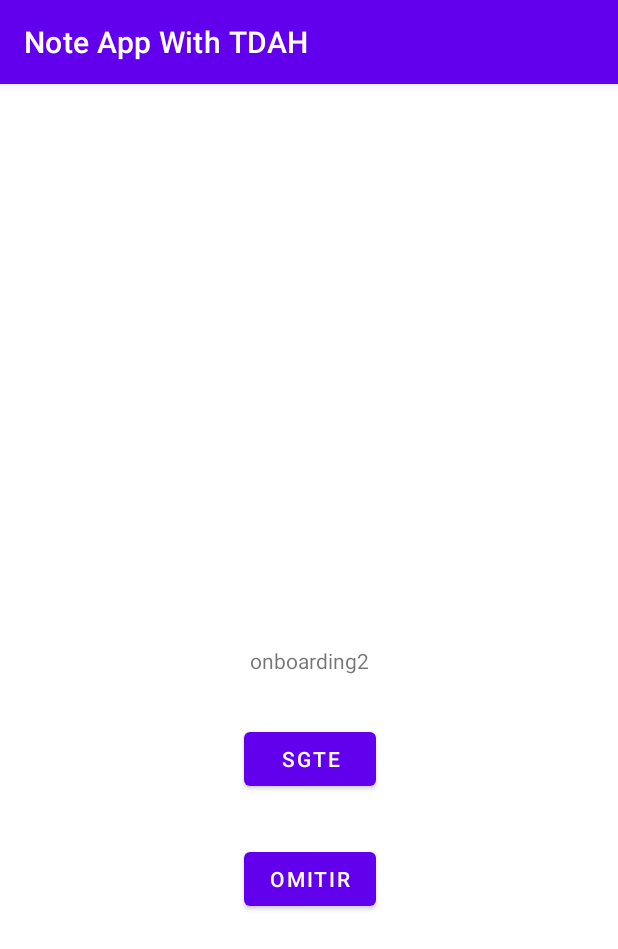
After one commit to aespinozalozano/NoteAppWithTDAH, an Android app: the Fragment2 screen opened through its navigation route, on a phone screen of 412 x 824 dp. The commit adds this screen. Shown: the top 949 px of the screen. Run offline under Robolectric (Android 15) with nearby library versions, the phone set to English and light mode, and no system bars.

Commit message:
Archivo 5 - Login Listo Splash Listo ViewOnBoarding Listo Conectar Firebase a login

```diff
--- a/app/build.gradle
+++ b/app/build.gradle
@@ -11,7 +11,8 @@ plugins {
 
 android {
     namespace 'com.example.noteappwithtdah'
-    compileSdk 33
+    compileSdkVersion 33
+    buildToolsVersion "30.0.3"
 
     defaultConfig {
         applicationId "com.example.noteappwithtdah"
@@ -80,4 +81,5 @@ dependencies {
 
     //Librería Lootie
     implementation "com.airbnb.android:lottie:6.0.0"
+
 }
--- /dev/null
+++ b/app/src/main/java/com/example/noteappwithtdah/OnboardingActivity.kt
@@ -0,0 +1,14 @@
+package com.example.noteappwithtdah
+
+import android.os.Bundle
+import androidx.appcompat.app.AppCompatActivity
+
+class OnboardingActivity  : AppCompatActivity() {
+
+    override fun onCreate(savedInstanceState: Bundle?) {
+        super.onCreate(savedInstanceState)
+        setContentView(R.layout.activity_main)
+
+
+    }
+}
--- a/app/src/main/java/com/example/noteappwithtdah/SplashActivity.kt
+++ b/app/src/main/java/com/example/noteappwithtdah/SplashActivity.kt
@@ -11,7 +11,7 @@ class SplashActivity : AppCompatActivity() {
         setContentView(R.layout.activity_splash_main)
 
         Handler().postDelayed(Runnable { // This method will be executed once the timer is over
-            startActivity(Intent(this, MainActivity::class.java))
+            startActivity(Intent(this, OnboardingActivity::class.java))
 
             // close this activity
             finish()
--- /dev/null
+++ b/app/src/main/java/com/example/noteappwithtdah/fragments/Fragment1.kt
@@ -0,0 +1,40 @@
+package com.example.noteappwithtdah.fragments
+
+import android.content.Intent
+import android.os.Bundle
+import android.view.LayoutInflater
+import android.view.View
+import android.view.ViewGroup
+import androidx.fragment.app.Fragment
+import androidx.navigation.findNavController
+import androidx.navigation.fragment.NavHostFragment
+import androidx.navigation.fragment.NavHostFragment.Companion.findNavController
+import com.example.noteappwithtdah.MainActivity
+import com.example.noteappwithtdah.R
+import com.example.noteappwithtdah.databinding.Fragment1Binding
+import com.example.noteappwithtdah.utils.viewBinding
+
+class Fragment1 : Fragment(R.layout.fragment1) {
+
+
+    private val binding by viewBinding(Fragment1Binding::bind)
+
+    override fun onViewCreated(view: View, savedInstanceState: Bundle?) {
+        super.onViewCreated(view, savedInstanceState)
+
+        binding.btn1.setOnClickListener {
+            //findNavController(R.id.nav_host_fragment).navigate(R.id.action_fragment1_to_fragment2)
+
+            findNavController(this@Fragment1).navigate(R.id.action_fragment1_to_fragment2)
+
+        }
+
+        binding.btnOmitir1.setOnClickListener {
+            activity?.finish()
+            startActivity(Intent(activity, MainActivity::class.java))
+        }
+
+
+
+    }
+}
--- /dev/null
+++ b/app/src/main/java/com/example/noteappwithtdah/fragments/Fragment2.kt
@@ -0,0 +1,36 @@
+package com.example.noteappwithtdah.fragments
+
+import android.content.Intent
+import android.os.Bundle
+import android.view.LayoutInflater
+import android.view.View
+import android.view.ViewGroup
+import androidx.fragment.app.Fragment
+import androidx.navigation.fragment.NavHostFragment
+import com.example.noteappwithtdah.MainActivity
+import com.example.noteappwithtdah.R
+import com.example.noteappwithtdah.databinding.Fragment1Binding
+import com.example.noteappwithtdah.databinding.Fragment2Binding
+import com.example.noteappwithtdah.utils.viewBinding
+
+class Fragment2 : Fragment(R.layout.fragment2) {
+
+    private val binding by viewBinding(Fragment2Binding::bind)
+
+    override fun onViewCreated(view: View, savedInstanceState: Bundle?) {
+        super.onViewCreated(view, savedInstanceState)
+
+        binding.btn1.setOnClickListener {
+            //findNavController(R.id.nav_host_fragment).navigate(R.id.action_fragment1_to_fragment2)
+
+            NavHostFragment.findNavController(this@Fragment2).navigate(R.id.action_fragment2_to_fragment3)
+
+        }
+
+        binding.btnOmitir1.setOnClickListener {
+            activity?.finish()
+            startActivity(Intent(activity, MainActivity::class.java))
+        }
+
+    }
+}
--- /dev/null
+++ b/app/src/main/java/com/example/noteappwithtdah/utils/FragmentViewBindingDelegate.kt
@@ -0,0 +1,49 @@
+package com.example.noteappwithtdah.utils
+
+import android.view.View
+import androidx.fragment.app.Fragment
+import androidx.lifecycle.DefaultLifecycleObserver
+import androidx.lifecycle.Lifecycle
+import androidx.lifecycle.LifecycleOwner
+import androidx.lifecycle.observe
+import androidx.viewbinding.ViewBinding
+import kotlin.properties.ReadOnlyProperty
+import kotlin.reflect.KProperty
+
+class FragmentViewBindingDelegate<T : ViewBinding>(
+    val fragment: Fragment,
+    val viewBindingFactory: (View) -> T
+) : ReadOnlyProperty<Fragment, T> {
+    private var binding: T? = null
+
+    init {
+        fragment.lifecycle.addObserver(object : DefaultLifecycleObserver {
+            override fun onCreate(owner: LifecycleOwner) {
+                fragment.viewLifecycleOwnerLiveData.observe(fragment) { viewLifecycleOwner ->
+                    viewLifecycleOwner.lifecycle.addObserver(object : DefaultLifecycleObserver {
+                        override fun onDestroy(owner: LifecycleOwner) {
+                            binding = null
+                        }
+                    })
+                }
+            }
+        })
+    }
+
+    override fun getValue(thisRef: Fragment, property: KProperty<*>): T {
+        val binding = binding
+        if (binding != null) {
+            return binding
+        }
+
+        val lifecycle = fragment.viewLifecycleOwner.lifecycle
+        if (!lifecycle.currentState.isAtLeast(Lifecycle.State.INITIALIZED)) {
+            throw IllegalStateException("Should not attempt to get bindings when Fragment views are destroyed.")
+        }
+
+        return viewBindingFactory(thisRef.requireView()).also { this.binding = it }
+    }
+}
+
+fun <T : ViewBinding> Fragment.viewBinding(viewBindingFactory: (View) -> T) =
+    FragmentViewBindingDelegate(this, viewBindingFactory)
--- a/app/src/main/res/layout/activity_main.xml
+++ b/app/src/main/res/layout/activity_main.xml
@@ -6,13 +6,16 @@
     android:layout_height="match_parent"
     tools:context=".MainActivity">
 
-    <TextView
-        android:layout_width="wrap_content"
-        android:layout_height="wrap_content"
-        android:text="Hello World!"
+    <androidx.fragment.app.FragmentContainerView
+        android:id="@+id/nav_host_fragment"
+        android:name="androidx.navigation.fragment.NavHostFragment"
+        android:layout_width="0dp"
+        android:layout_height="0dp"
+        app:layout_constraintLeft_toLeftOf="parent"
+        app:layout_constraintRight_toRightOf="parent"
+        app:layout_constraintTop_toTopOf="parent"
         app:layout_constraintBottom_toBottomOf="parent"
-        app:layout_constraintEnd_toEndOf="parent"
-        app:layout_constraintStart_toStartOf="parent"
-        app:layout_constraintTop_toTopOf="parent" />
+        app:defaultNavHost="true"
+        app:navGraph="@navigation/nav_graph" />
 
 </androidx.constraintlayout.widget.ConstraintLayout>
--- /dev/null
+++ b/app/src/main/res/layout/fragment2.xml
@@ -0,0 +1,53 @@
+<?xml version="1.0" encoding="utf-8"?>
+<androidx.constraintlayout.widget.ConstraintLayout xmlns:android="http://schemas.android.com/apk/res/android"
+    xmlns:app="http://schemas.android.com/apk/res-auto"
+    android:layout_width="match_parent"
+    android:layout_height="match_parent">
+
+
+    <!--<com.airbnb.lottie.LottieAnimationView
+        android:id="@+id/ivLogo2"
+        android:layout_width="200dp"
+        android:layout_height="200dp"
+        android:scaleType="centerCrop"
+        app:layout_constraintBottom_toBottomOf="parent"
+        app:layout_constraintEnd_toEndOf="parent"
+        app:layout_constraintStart_toStartOf="parent"
+        app:layout_constraintTop_toTopOf="parent"
+        app:layout_constraintVertical_chainStyle="packed"
+        app:lottie_autoPlay="true"
+        app:lottie_loop="true"
+        app:lottie_rawRes="@raw/animation_home" />-->
+
+    <TextView
+        android:id="@+id/textView2"
+        android:layout_width="wrap_content"
+        android:layout_height="wrap_content"
+        android:text="onboarding2"
+        app:layout_constraintBottom_toBottomOf="parent"
+        app:layout_constraintEnd_toEndOf="parent"
+        app:layout_constraintStart_toStartOf="parent"
+        app:layout_constraintTop_toTopOf="parent" />
+
+    <Button
+        android:id="@+id/btn1"
+        android:layout_width="wrap_content"
+        android:layout_height="wrap_content"
+        android:text="SGTE"
+        android:layout_marginTop="32dp"
+        app:layout_constraintEnd_toEndOf="@+id/textView2"
+        app:layout_constraintStart_toStartOf="@+id/textView2"
+        app:layout_constraintTop_toBottomOf="@+id/textView2" />
+
+
+    <Button
+        android:id="@+id/btnOmitir1"
+        android:layout_width="wrap_content"
+        android:layout_height="wrap_content"
+        android:text="OMITIR"
+        android:layout_marginTop="32dp"
+        app:layout_constraintEnd_toEndOf="@+id/btn1"
+        app:layout_constraintStart_toStartOf="@+id/btn1"
+        app:layout_constraintTop_toBottomOf="@+id/btn1" />
+
+</androidx.constraintlayout.widget.ConstraintLayout>
--- /dev/null
+++ b/app/src/main/res/navigation/nav_graph.xml
@@ -0,0 +1,27 @@
+<?xml version="1.0" encoding="utf-8"?>
+<navigation xmlns:android="http://schemas.android.com/apk/res/android"
+    xmlns:app="http://schemas.android.com/apk/res-auto"
+    android:id="@+id/nav_graph.xml"
+    app:startDestination="@id/fragment1">
+
+    <fragment
+        android:id="@+id/fragment1"
+        android:name="com.example.noteappwithtdah.fragments.Fragment1"
+        android:label="Fragment1" >
+        <action
+            android:id="@+id/action_fragment1_to_fragment2"
+            app:destination="@id/fragment2" />
+    </fragment>
+    <fragment
+        android:id="@+id/fragment2"
+        android:name="com.example.noteappwithtdah.fragments.Fragment2"
+        android:label="Fragment2" >
+        <action
+            android:id="@+id/action_fragment2_to_fragment3"
+            app:destination="@id/fragment3" />
+    </fragment>
+    <fragment
+        android:id="@+id/fragment3"
+        android:name="com.example.noteappwithtdah.fragments.Fragment3"
+        android:label="Fragment3" />
+</navigation>
```
Also changed, not shown: app/src/main/AndroidManifest.xml (+4 -3 lines), app/src/main/java/com/example/noteappwithtdah/fragments/Fragment3.kt (added, +26 -0 lines), app/src/main/java/com/example/noteappwithtdah/onboarding/ViewPagerAdpater.kt (deleted, +0 -25 lines), app/src/main/java/com/example/noteappwithtdah/onboarding/ViewPagerFragment1.kt (deleted, +0 -24 lines), app/src/main/java/com/example/noteappwithtdah/onboarding/screens/Screen1.kt (deleted, +0 -22 lines), app/src/main/res/layout/fragment1.xml (added, +54 -0 lines), app/src/main/res/layout/fragment3.xml (added, +43 -0 lines), app/src/main/res/layout/fragment_view_pager1.xml (+20 -10 lines).
